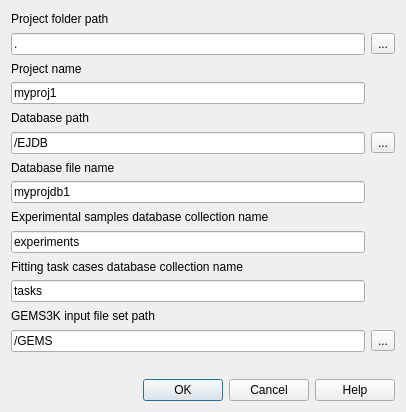
Old version of the form gfshell2/dialogs/ProjectSettingsDialog.ui in the repository gemshub/gemsfits.
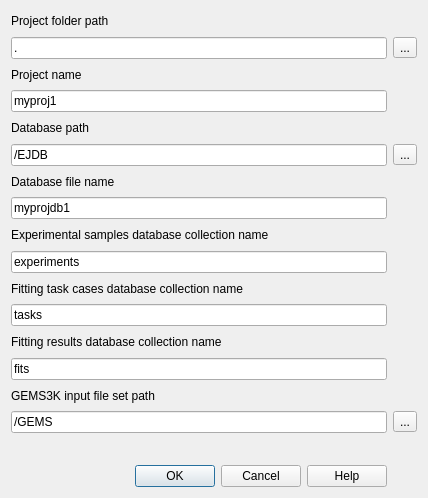
New version of the form.

Diff of the .ui file:
```diff
--- a/gfshell2/dialogs/ProjectSettingsDialog.ui
+++ b/gfshell2/dialogs/ProjectSettingsDialog.ui
@@ -9,8 +9,8 @@
    <rect>
     <x>0</x>
     <y>0</y>
-    <width>406</width>
-    <height>412</height>
+    <width>428</width>
+    <height>498</height>
    </rect>
   </property>
   <property name="windowTitle">
@@ -119,34 +119,48 @@
     </widget>
    </item>
    <item row="12" column="0">
+    <widget class="QLabel" name="label_9">
+     <property name="text">
+      <string>Fitting results database collection name</string>
+     </property>
+    </widget>
+   </item>
+   <item row="13" column="0">
+    <widget class="QLineEdit" name="fitCollection">
+     <property name="text">
+      <string>fits</string>
+     </property>
+    </widget>
+   </item>
+   <item row="14" column="0">
     <widget class="QLabel" name="label_7">
      <property name="text">
       <string>GEMS3K input file set path</string>
      </property>
     </widget>
    </item>
-   <item row="13" column="0">
+   <item row="15" column="0">
     <widget class="QLineEdit" name="gemsDir">
      <property name="text">
       <string>/GEMS</string>
      </property>
     </widget>
    </item>
-   <item row="13" column="1">
+   <item row="15" column="1">
     <widget class="QToolButton" name="gemsDirButton">
      <property name="text">
       <string>...</string>
      </property>
     </widget>
    </item>
-   <item row="14" column="0">
+   <item row="16" column="0">
     <widget class="QLabel" name="label_8">
      <property name="text">
       <string/>
      </property>
     </widget>
    </item>
-   <item row="15" column="0" colspan="2">
+   <item row="17" column="0">
     <widget class="QDialogButtonBox" name="buttonBox">
      <property name="orientation">
       <enum>Qt::Horizontal</enum>
```
